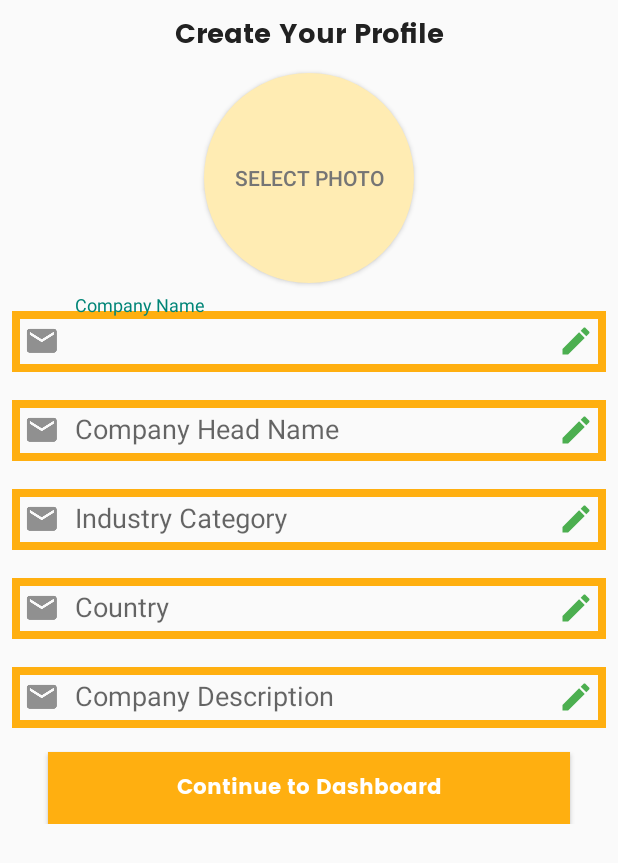
After one commit to zeeshanayaz/CampusRecruitmentSystem, an Android app: the layout create_company_profile_dialog.xml on its own in the app's theme, with its tools: preview values and no code run, on a phone screen of 412 x 824 dp. The commit adds this screen. Shown: the top 863 px of the screen. Run offline under Robolectric (Android 15) with nearby library versions, the phone set to English and light mode, and no system bars.

Commit message:
little Changes

```diff
--- a/app/src/main/java/com/zeeshan/campusrecruitmentsystem/controller/dashboard/DashboardActivity.kt
+++ b/app/src/main/java/com/zeeshan/campusrecruitmentsystem/controller/dashboard/DashboardActivity.kt
@@ -1,13 +1,18 @@
 package com.zeeshan.campusrecruitmentsystem.controller.dashboard
 
+import android.app.Activity
 import android.app.AlertDialog
 import android.content.DialogInterface
 import android.content.Intent
+import android.graphics.BitmapFactory
+import android.net.Uri
 import android.os.Bundle
 import android.support.design.widget.NavigationView
 import android.support.v4.view.GravityCompat
 import android.support.v7.app.ActionBarDrawerToggle
 import android.support.v7.app.AppCompatActivity
+import android.util.Log
+import android.view.LayoutInflater
 import android.view.Menu
 import android.view.MenuItem
 import android.widget.Toast
@@ -21,11 +26,15 @@ import com.zeeshan.campusrecruitmentsystem.model.User
 import com.zeeshan.campusrecruitmentsystem.utilities.AppPref
 import kotlinx.android.synthetic.main.activity_dashboard.*
 import kotlinx.android.synthetic.main.app_bar_dashboard.*
+import kotlinx.android.synthetic.main.create_company_profile_dialog.*
+import kotlinx.android.synthetic.main.create_company_profile_dialog.view.*
 
 class DashboardActivity : AppCompatActivity(), NavigationView.OnNavigationItemSelectedListener {
 
+
+    var selectedPhotoUri: Uri? = null
     private lateinit var appPrefUser: User      //User from App Preference
-    private lateinit var appPrefCompany: Company      //User from App Preference
+    private var appPrefCompany: Company? = null      //User from App Preference
 
     override fun onCreate(savedInstanceState: Bundle?) {
         super.onCreate(savedInstanceState)
@@ -33,7 +42,20 @@ class DashboardActivity : AppCompatActivity(), NavigationView.OnNavigationItemSe
         setSupportActionBar(dashboardToolbar)
 
         appPrefUser = AppPref(this).getUser()!!
-        appPrefCompany = AppPref(this).getCompany()!!
+
+
+        when (appPrefUser.userAccountType) {
+            "Student" -> {
+
+            }
+            "Company" -> {
+                appPrefCompany = AppPref(this).getCompany()
+                if (appPrefCompany == null) {
+                    Toast.makeText(this, "Company Not Created", Toast.LENGTH_SHORT).show()
+                    showCreateProfilePopup()
+                }
+            }
+        }
 
         startFragment()
 
@@ -57,6 +79,39 @@ class DashboardActivity : AppCompatActivity(), NavigationView.OnNavigationItemSe
 
     }
 
+    //    Create Profile for the first time
+    private fun showCreateProfilePopup() {
+
+        val profileCreateDialog =
+            LayoutInflater.from(this@DashboardActivity).inflate(R.layout.create_company_profile_dialog, null)
+        val dialogBuilder = AlertDialog.Builder(this@DashboardActivity)
+            .setCancelable(false)
+            .setView(profileCreateDialog)
+            .show()
+
+        profileCreateDialog.dialogCompanySelectPhotoBtn.setOnClickListener {
+            val intent = Intent(Intent.ACTION_PICK)
+            intent.type = "image/*"
+            startActivityForResult(intent, 0)
+        }
+
+        profileCreateDialog.dialogContinueToDashboardButton.setOnClickListener {
+            dialogBuilder.dismiss()
+        }
+    }
+
+    override fun onActivityResult(requestCode: Int, resultCode: Int, data: Intent?) {
+        super.onActivityResult(requestCode, resultCode, data)
+        if (requestCode == 0 && resultCode == Activity.RESULT_OK && data != null) {
+            selectedPhotoUri = data.data
+            val inputStream = this@DashboardActivity.contentResolver.openInputStream(selectedPhotoUri!!)
+            val bitmap = BitmapFactory.decodeStream(inputStream)
+            dialogCompanyPhoto.setImageBitmap(bitmap)
+            dialogCompanySelectPhotoBtn.alpha = 0f
+//            uploadProfileImage(selectedPhotoUri)
+        }
+
+    }
     private fun startFragment() {
         supportFragmentManager.beginTransaction().add(
             R.id.dashboardContainer,
--- a/app/src/main/java/com/zeeshan/campusrecruitmentsystem/controller/profile/ProfileActivity.kt
+++ b/app/src/main/java/com/zeeshan/campusrecruitmentsystem/controller/profile/ProfileActivity.kt
@@ -6,6 +6,8 @@ import android.view.Menu
 import android.view.MenuItem
 import android.widget.Toast
 import com.zeeshan.campusrecruitmentsystem.R
+import com.zeeshan.campusrecruitmentsystem.controller.profile.company.CreateCompanyProfileFragment
+import com.zeeshan.campusrecruitmentsystem.model.Company
 import com.zeeshan.campusrecruitmentsystem.model.User
 import com.zeeshan.campusrecruitmentsystem.utilities.AppPref
 import kotlinx.android.synthetic.main.activity_profile.*
--- /dev/null
+++ b/app/src/main/java/com/zeeshan/campusrecruitmentsystem/controller/profile/company/CreateCompanyProfileFragment.kt
@@ -0,0 +1,23 @@
+package com.zeeshan.campusrecruitmentsystem.controller.profile.company
+
+
+import android.os.Bundle
+import android.support.v4.app.Fragment
+import android.view.LayoutInflater
+import android.view.View
+import android.view.ViewGroup
+
+import com.zeeshan.campusrecruitmentsystem.R
+
+class CreateCompanyProfileFragment : Fragment() {
+
+    override fun onCreateView(
+        inflater: LayoutInflater, container: ViewGroup?,
+        savedInstanceState: Bundle?
+    ): View? {
+        // Inflate the layout for this fragment
+        return inflater.inflate(R.layout.fragment_create_company_profile, container, false)
+    }
+
+
+}
--- a/app/src/main/java/com/zeeshan/campusrecruitmentsystem/controller/registration/LogInFragment.kt
+++ b/app/src/main/java/com/zeeshan/campusrecruitmentsystem/controller/registration/LogInFragment.kt
@@ -15,6 +15,8 @@ import com.google.firebase.auth.FirebaseAuth
 import com.google.firebase.firestore.FirebaseFirestore
 import com.zeeshan.campusrecruitmentsystem.R
 import com.zeeshan.campusrecruitmentsystem.controller.dashboard.DashboardActivity
+import com.zeeshan.campusrecruitmentsystem.controller.profile.ProfileActivity
+import com.zeeshan.campusrecruitmentsystem.model.Company
 import com.zeeshan.campusrecruitmentsystem.model.User
 import com.zeeshan.campusrecruitmentsystem.utilities.AppPref
 import kotlinx.android.synthetic.main.fragment_log_in.*
@@ -123,10 +125,10 @@ class LogInFragment : Fragment() {
                     val userData: User = it.toObject(User::class.java)!!
                     if (userData.userAccountType == accountTypeStatus) {
                         AppPref(activity!!).setUser(userData)
-                        progress.dismiss()
-                        navigateToMain()
+                        retrieveData(uid, dbReference, accountTypeStatus)
                     } else {
                         progress.dismiss()
+                        Toast.makeText(activity, "There might be some error in the input fields. Please verify.....", Toast.LENGTH_LONG).show()
                         auth.signOut()
                     }
 
@@ -134,10 +136,27 @@ class LogInFragment : Fragment() {
             }
     }
 
-    //    Navigate TO Mian Dashboard
+    private fun retrieveData(uid: String, dbReference: FirebaseFirestore, accountTypeStatus: String) {
+        dbReference.collection(accountTypeStatus).document(uid).get()
+            .addOnSuccessListener {
+                if (it.exists()) {
+                    when (accountTypeStatus) {
+                        "Student" -> {
+//                    val retrieveData: Student = it.toObject(Student::class.java)!!
+//                    AppPref(activity!!).setStudent(retrieveData)
+                        }
+                        "Company" -> {
+                            val retrieveData: Company = it.toObject(Company::class.java)!!
+                            AppPref(activity!!).setCompany(retrieveData)
+                        }
+                    }
+                }
+                progress.dismiss()
+                navigateToMain()
+            }
+    }
+    //    Navigate TO Main Dashboard
     private fun navigateToMain() {
-
-
         val registrationActivity = activity!! as RegistrationActivity
 
         Toast.makeText(activity, "Welcome to CRS", Toast.LENGTH_LONG).show()
--- a/app/src/main/java/com/zeeshan/campusrecruitmentsystem/model/Company.kt
+++ b/app/src/main/java/com/zeeshan/campusrecruitmentsystem/model/Company.kt
@@ -4,7 +4,7 @@ data class Company(
     var companyId: String = "",
     var companyName: String = "",
     var companyHeadName : String = "",
-    var companyIndustryCategiry : String = "",
+    var companyIndustryCategory : String = "",
     var companyOwnershipType : String = "",
     var companyAddress : String = "",
     var companyCountry : String = "",
--- /dev/null
+++ b/app/src/main/res/drawable/ic_edit.xml
@@ -0,0 +1,9 @@
+<vector xmlns:android="http://schemas.android.com/apk/res/android"
+        android:width="24dp"
+        android:height="24dp"
+        android:viewportWidth="24.0"
+        android:viewportHeight="24.0">
+    <path
+        android:fillColor="#FF4CAF50"
+        android:pathData="M3,17.25V21h3.75L17.81,9.94l-3.75,-3.75L3,17.25zM20.71,7.04c0.39,-0.39 0.39,-1.02 0,-1.41l-2.34,-2.34c-0.39,-0.39 -1.02,-0.39 -1.41,0l-1.83,1.83 3.75,3.75 1.83,-1.83z"/>
+</vector>
--- /dev/null
+++ b/app/src/main/res/drawable/inputs.xml
@@ -0,0 +1,9 @@
+<?xml version="1.0" encoding="utf-8"?>
+<shape xmlns:android="http://schemas.android.com/apk/res/android">
+
+    <stroke
+    android:color="@color/colorPrimary"
+    android:width="5dp">
+
+    </stroke>
+</shape>
--- a/app/src/main/res/layout/activity_profile.xml
+++ b/app/src/main/res/layout/activity_profile.xml
@@ -15,8 +15,8 @@
             android:elevation="4dp"
             app:titleTextColor="@color/textColor"
             android:theme="@style/AppTheme.AppBarOverlay"
-            app:popupTheme="@style/AppTheme.PopupOverlay"/>
-
+            app:popupTheme="@style/AppTheme.PopupOverlay"
+    />
     <FrameLayout
             android:id="@+id/containerProfile"
             android:background="@color/textColor"
@@ -25,5 +25,5 @@
             app:layout_constraintStart_toStartOf="parent"
             app:layout_constraintEnd_toEndOf="parent"
             app:layout_constraintBottom_toBottomOf="parent"
-            app:layout_constraintTop_toBottomOf="@+id/profileToolbar"/>
+            app:layout_constraintTop_toBottomOf="@+id/profileToolbar" android:layout_marginTop="0dp"/>
 </android.support.constraint.ConstraintLayout>
--- /dev/null
+++ b/app/src/main/res/layout/create_company_profile_dialog.xml
@@ -0,0 +1,188 @@
+<?xml version="1.0" encoding="utf-8"?>
+<ScrollView
+        xmlns:android="http://schemas.android.com/apk/res/android"
+        xmlns:app="http://schemas.android.com/apk/res-auto" android:layout_width="match_parent"
+        android:layout_height="match_parent">
+
+    <android.support.constraint.ConstraintLayout
+            xmlns:android="http://schemas.android.com/apk/res/android"
+            xmlns:app="http://schemas.android.com/apk/res-auto"
+            android:layout_width="match_parent"
+            android:layout_height="wrap_content"
+            android:paddingBottom="20dp">
+
+
+        <TextView
+                android:id="@+id/heading"
+                android:layout_width="wrap_content"
+                android:layout_height="wrap_content"
+                android:text="@string/create_your_profile"
+                style="@style/headingTextStyle"
+                app:layout_constraintEnd_toEndOf="parent"
+                android:layout_marginEnd="8dp"
+                app:layout_constraintStart_toStartOf="parent"
+                android:layout_marginStart="8dp"
+                android:layout_marginTop="8dp"
+                app:layout_constraintTop_toTopOf="parent"/>
+
+        <Button
+                android:layout_width="140dp"
+                android:layout_height="140dp"
+                android:background="@drawable/rounded_image"
+                android:text="@string/select_photo"
+                android:textColor="@color/colorSecondaryText"
+                android:id="@+id/dialogCompanySelectPhotoBtn" android:layout_marginEnd="8dp"
+                app:layout_constraintEnd_toEndOf="parent" android:layout_marginStart="8dp"
+                app:layout_constraintStart_toStartOf="parent" android:layout_marginTop="10dp"
+                app:layout_constraintTop_toBottomOf="@+id/heading"/>
+        <de.hdodenhof.circleimageview.CircleImageView
+                xmlns:app="http://schemas.android.com/apk/res-auto"
+                android:id="@+id/dialogCompanyPhoto"
+                android:layout_width="140dp"
+                android:layout_height="140dp"
+                app:civ_border_width="2dp"
+                app:civ_border_color="@color/colorPrimary"
+                app:civ_circle_background_color="@color/white"
+                app:layout_constraintEnd_toEndOf="@+id/dialogCompanySelectPhotoBtn"
+                app:layout_constraintStart_toStartOf="@+id/dialogCompanySelectPhotoBtn"
+                app:layout_constraintTop_toTopOf="@+id/dialogCompanySelectPhotoBtn"/>
+
+        <android.support.design.widget.TextInputLayout
+                android:id="@+id/input_layout_textCompanyName"
+                android:layout_width="match_parent"
+                android:layout_height="wrap_content"
+                android:layout_marginTop="8dp"
+                app:layout_constraintStart_toStartOf="parent"
+                android:layout_marginStart="8dp"
+                app:layout_constraintEnd_toEndOf="parent"
+                android:layout_marginEnd="8dp" app:layout_constraintTop_toBottomOf="@+id/dialogCompanySelectPhotoBtn">
+
+            <EditText
+                    android:id="@+id/dialogCompanyName"
+                    android:layout_width="match_parent"
+                    android:layout_height="wrap_content"
+                    android:textColor="@color/colorPrimaryText"
+                    android:hint="@string/company_name"
+                    android:inputType="text"
+                    android:drawableStart="@drawable/ic_email"
+                    android:drawableEnd="@drawable/ic_edit"
+                    android:drawablePadding="10dp"
+                    android:padding="8dp"
+                    android:background="@drawable/inputs"/>
+        </android.support.design.widget.TextInputLayout>
+
+        <android.support.design.widget.TextInputLayout
+                android:id="@+id/input_layout_textCompanyHeadName"
+                android:layout_width="match_parent"
+                android:layout_height="wrap_content"
+                android:layout_marginTop="8dp"
+                app:layout_constraintStart_toStartOf="parent"
+                android:layout_marginStart="8dp"
+                app:layout_constraintEnd_toEndOf="parent"
+                android:layout_marginEnd="8dp"
+                app:layout_constraintTop_toBottomOf="@+id/input_layout_textCompanyName">
+
+            <EditText
+                    android:id="@+id/dialogCompanyHeadName"
+                    android:layout_width="match_parent"
+                    android:layout_height="wrap_content"
+                    android:textColor="@color/colorPrimaryText"
+                    android:hint="@string/company_head_name"
+                    android:inputType="text"
+                    android:drawableStart="@drawable/ic_email"
+                    android:drawableEnd="@drawable/ic_edit"
+                    android:drawablePadding="10dp"
+                    android:padding="8dp"
+                    android:background="@drawable/inputs"/>
+        </android.support.design.widget.TextInputLayout>
+
+        <android.support.design.widget.TextInputLayout
+                android:id="@+id/input_layout_textCompanyIndustryCategory"
+                android:layout_width="match_parent"
+                android:layout_height="wrap_content"
+                android:layout_marginTop="8dp"
+                app:layout_constraintStart_toStartOf="parent"
+                android:layout_marginStart="8dp"
+                app:layout_constraintEnd_toEndOf="parent"
+                android:layout_marginEnd="8dp"
+                app:layout_constraintTop_toBottomOf="@+id/input_layout_textCompanyHeadName">
+
+            <EditText
+                    android:id="@+id/dialogCompanyIndustryCategory"
+                    android:layout_width="match_parent"
+                    android:layout_height="wrap_content"
+                    android:textColor="@color/colorPrimaryText"
+                    android:hint="@string/industry_category"
+                    android:inputType="text"
+                    android:drawableStart="@drawable/ic_email"
+                    android:drawableEnd="@drawable/ic_edit"
+                    android:drawablePadding="10dp"
+                    android:padding="8dp"
+                    android:background="@drawable/inputs"/>
+        </android.support.design.widget.TextInputLayout>
+
+        <android.support.design.widget.TextInputLayout
+                android:id="@+id/input_layout_textCompanyCountry"
+                android:layout_width="match_parent"
+                android:layout_height="wrap_content"
+                android:layout_marginTop="8dp"
+                app:layout_constraintStart_toStartOf="parent"
+                android:layout_marginStart="8dp"
+                app:layout_constraintEnd_toEndOf="parent"
+                android:layout_marginEnd="8dp"
+                app:layout_constraintTop_toBottomOf="@+id/input_layout_textCompanyIndustryCategory">
+
+            <EditText
+                    android:id="@+id/dialogCompanyCountry"
+                    android:layout_width="match_parent"
+                    android:layout_height="wrap_content"
+                    android:textColor="@color/colorPrimaryText"
+                    android:hint="@string/country"
+                    android:inputType="text"
+                    android:drawableStart="@drawable/ic_email"
+                    android:drawableEnd="@drawable/ic_edit"
+                    android:drawablePadding="10dp"
+                    android:padding="8dp"
+                    android:background="@drawable/inputs"/>
+        </android.support.design.widget.TextInputLayout>
+
+        <android.support.design.widget.TextInputLayout
+                android:id="@+id/input_layout_textCompanyDescription"
+                android:layout_width="match_parent"
+                android:layout_height="wrap_content"
+                android:layout_marginTop="8dp"
+                app:layout_constraintStart_toStartOf="parent"
+                android:layout_marginStart="8dp"
+                app:layout_constraintEnd_toEndOf="parent"
+                android:layout_marginEnd="8dp"
+                app:layout_constraintTop_toBottomOf="@+id/input_layout_textCompanyCountry">
+
+            <EditText
+                    android:id="@+id/dialogCompanyDescription"
+                    android:layout_width="match_parent"
+                    android:layout_height="wrap_content"
+                    android:textColor="@color/colorPrimaryText"
+                    android:hint="@string/company_description"
+                    android:inputType="textMultiLine"
+                    android:drawableStart="@drawable/ic_email"
+                    android:drawableEnd="@drawable/ic_edit"
+                    android:drawablePadding="10dp"
+                    android:padding="8dp"
+                    android:background="@drawable/inputs"/>
+        </android.support.design.widget.TextInputLayout>
+
+        <Button
+                android:text="@string/continue_to_dashboard"
+                android:layout_width="0dp"
+                android:layout_height="wrap_content"
+                android:id="@+id/dialogContinueToDashboardButton"
+                app:layout_constraintStart_toStartOf="parent"
+                android:layout_marginStart="32dp"
+                app:layout_constraintEnd_toEndOf="parent"
+                android:layout_marginEnd="32dp"
+                style="@style/ButtonStyle"
+                app:layout_constraintHorizontal_bias="0.0"
+                android:layout_marginTop="16dp"
+                app:layout_constraintTop_toBottomOf="@+id/input_layout_textCompanyDescription"/>
+    </android.support.constraint.ConstraintLayout>
+</ScrollView>
--- /dev/null
+++ b/app/src/main/res/layout/fragment_create_company_profile.xml
@@ -0,0 +1,14 @@
+<?xml version="1.0" encoding="utf-8"?>
+<FrameLayout xmlns:android="http://schemas.android.com/apk/res/android"
+             xmlns:tools="http://schemas.android.com/tools"
+             android:layout_width="match_parent"
+             android:layout_height="match_parent"
+             tools:context=".controller.profile.company.CreateCompanyProfileFragment">
+
+    <!-- TODO: Update blank fragment layout -->
+    <TextView
+            android:layout_width="match_parent"
+            android:layout_height="match_parent"
+            android:text="@string/hello_blank_fragment"/>
+
+</FrameLayout>
--- a/app/src/main/res/layout/fragment_help.xml
+++ b/app/src/main/res/layout/fragment_help.xml
@@ -5,7 +5,6 @@
         android:layout_width="match_parent"
         android:layout_height="match_parent"
         android:background="@color/textColor"
-        android:paddingBottom="20dp"
         tools:context=".controller.dashboard.HelpFragment">
 
     <android.support.constraint.ConstraintLayout
@@ -25,7 +24,7 @@
                 android:layout_width="match_parent"
                 android:layout_height="wrap_content"
                 android:text="@string/app_description"
-                style="@style/helpScreenText"
+                style="@style/contentTextStyle"
                 android:gravity="fill_horizontal"
                 android:id="@+id/helpDescriptionText"
                 android:layout_marginTop="0dp" app:layout_constraintTop_toBottomOf="@id/helpImageHeader"
@@ -41,6 +40,7 @@
                 android:layout_marginTop="0dp" app:layout_constraintTop_toBottomOf="@id/helpDescriptionText"
                 app:layout_constraintStart_toStartOf="parent" android:layout_marginStart="16dp"
                 app:layout_constraintEnd_toEndOf="parent" android:layout_marginEnd="16dp"
+                android:layout_marginBottom="10dp"
                 android:gravity="center">
             <ImageButton
                     android:id="@+id/facebookBtn"
--- a/app/src/main/res/menu/profile_menu.xml
+++ b/app/src/main/res/menu/profile_menu.xml
@@ -2,6 +2,7 @@
 <menu xmlns:android="http://schemas.android.com/apk/res/android">
 
     <item
+            android:visible="true"
             android:id="@+id/menu_profile_update"
             android:title="@string/update_profile"
     />
--- a/app/src/main/res/values/strings.xml
+++ b/app/src/main/res/values/strings.xml
@@ -45,6 +45,7 @@
     <string name="job_list">Job List</string>
     <string name="students_list">Students List</string>
     <string name="companies_list">Companies List</string>
+    <string name="create_profile">Create Your Profile</string>
 
 
     <string name="app_description">
@@ -58,4 +59,11 @@
         and delete any details not pertaining to college placement rules. The system handles student as well as company
         data and efficiently displays all this data to respective sides.
     </string>
+    <string name="create_your_profile">Create Your Profile</string>
+    <string name="company_name">Company Name</string>
+    <string name="company_head_name">Company Head Name</string>
+    <string name="industry_category">Industry Category</string>
+    <string name="country">Country</string>
+    <string name="company_description">Company Description</string>
+    <string name="continue_to_dashboard">Continue to Dashboard</string>
 </resources>
--- a/app/src/main/res/values/styles.xml
+++ b/app/src/main/res/values/styles.xml
@@ -31,10 +31,15 @@
         <item name="android:textColor">@android:color/white</item>
     </style>
 
-    <style name="helpScreenText">
+    <style name="contentTextStyle">
         <item name="android:fontFamily">@font/poppins</item>
         <item name="android:textColor">@color/colorPrimaryText</item>
         <item name="android:textSize">14sp</item>
+    </style>
+    <style name="headingTextStyle">
+        <item name="android:fontFamily">@font/poppins_bold</item>
+        <item name="android:textColor">@color/colorPrimaryText</item>
+        <item name="android:textSize">18sp</item>
     </style>
 
     <style name="NavigationStyle">
```
Also changed, not shown: app/src/main/AndroidManifest.xml (+4 -18 lines).
